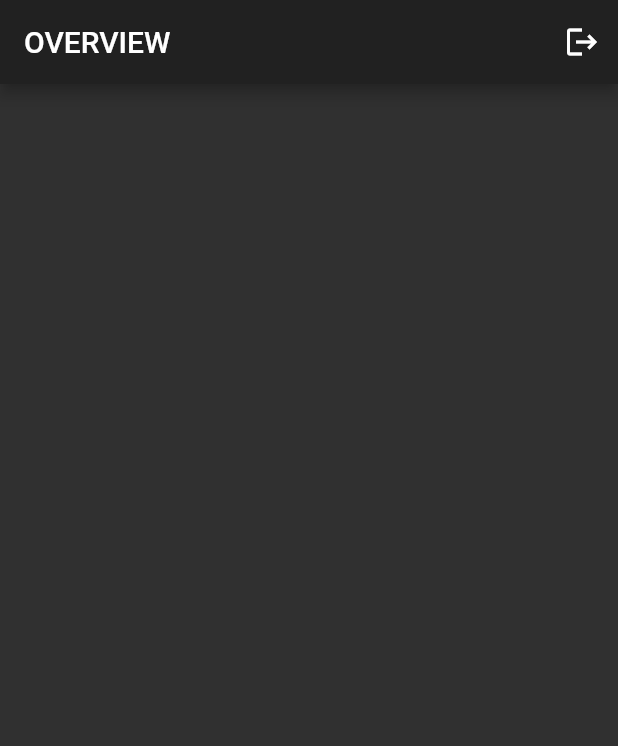
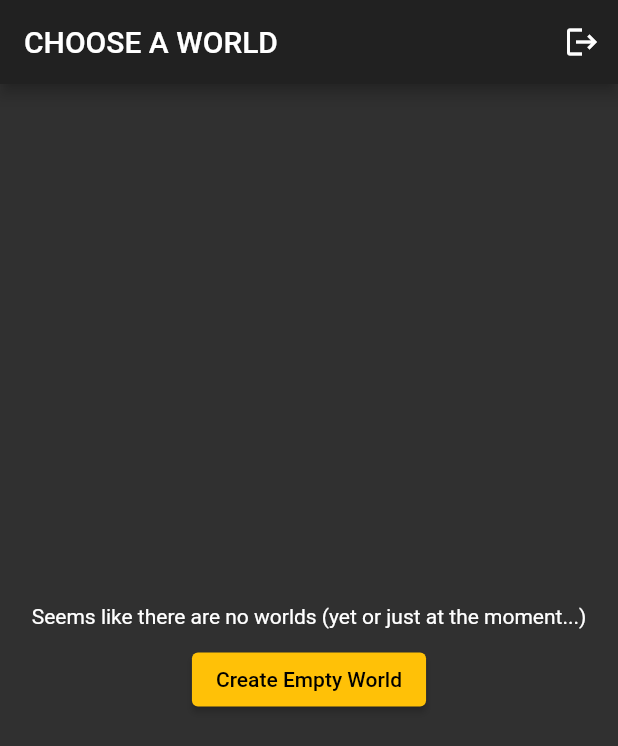
Before and after one commit to Xanta55/eatAllFungus_0.9, a Flutter app: the screen it shows once a user with an empty profile is signed in, on a phone screen of 412 x 824 dp. Shown: the top 746 px of the screen. Run offline on Flutter 3.47's test engine with Material 2 defaults, Android fonts, the phone set to English and light mode, and no system bars; our stand-ins replace cloud_firestore, firebase_auth, firebase_core, flutter_hooks, freezed_annotation, google_fonts and 1 more; accounts and stored records are empty; generated files the repository leaves out were written again; network calls fail.

Commit message:
Added Repos and Controllers for World

```diff
--- /dev/null
+++ b/eat_all_fungus/lib/controllers/worldListController.dart
@@ -0,0 +1,47 @@
+import 'package:eat_all_fungus/models/customException.dart';
+import 'package:eat_all_fungus/models/mapTile.dart';
+import 'package:eat_all_fungus/models/world.dart';
+import 'package:eat_all_fungus/services/worldRepository.dart';
+import 'package:hooks_riverpod/hooks_riverpod.dart';
+
+final worldListExceptionProvider = StateProvider<CustomException?>((_) => null);
+
+final worldListControllerProvider =
+    StateNotifierProvider<WorldListController, AsyncValue<List<World>>>((ref) {
+  return WorldListController(ref.read);
+});
+
+class WorldListController extends StateNotifier<AsyncValue<List<World>>> {
+  final Reader _read;
+
+  WorldListController(this._read) : super(AsyncValue.loading()) {
+    getWorlds();
+  }
+
+  Future<void> getWorlds({bool isRefreshing = false}) async {
+    if (isRefreshing) state = AsyncValue.loading();
+    try {
+      final worlds = await _read(worldRepository).getAvailableWorlds();
+      if (mounted) {
+        state = AsyncValue.data(worlds ?? []);
+      }
+    } on CustomException catch (error, stackTrace) {
+      state = AsyncValue.error(error, stackTrace);
+    }
+  }
+
+  Future<void> createEmptyWorld({required World world}) async {
+    try {
+      await _read(worldRepository).createEmptyWorld(
+          name: world.name,
+          description: world.description,
+          depth: world.depth,
+          isOpen: world.isOpen,
+          mapTiles: world.mapTiles ?? []);
+      getWorlds();
+      state.whenData((value) => state = AsyncValue.data(value));
+    } on CustomException catch (error, stackTrace) {
+      state = AsyncValue.error(error, stackTrace);
+    }
+  }
+}
--- a/eat_all_fungus/lib/models/mapTile.dart
+++ b/eat_all_fungus/lib/models/mapTile.dart
@@ -14,10 +14,8 @@ class MapTile with _$MapTile {
     required String description,
     required List<String> inventory,
     required bool isHidden,
-    required String world,
     required int xCoord,
     required int yCoord,
-    // The id will be generated in a certain way (we create our own - WORLD;xCoord;yCoord)
     String? id,
   }) = _MapTile;
 
--- /dev/null
+++ b/eat_all_fungus/lib/models/world.dart
@@ -0,0 +1,44 @@
+import 'package:cloud_firestore/cloud_firestore.dart';
+import 'package:eat_all_fungus/models/mapTile.dart';
+import 'package:freezed_annotation/freezed_annotation.dart';
+import 'package:flutter/foundation.dart';
+
+part 'world.freezed.dart';
+part 'world.g.dart';
+
+@freezed
+class World with _$World {
+  const World._();
+  const factory World({
+    required String name,
+    required String description,
+    required int currentPlayers,
+    required int depth,
+    required bool isOpen,
+    List<MapTile>? mapTiles,
+    String? id,
+  }) = _World;
+
+  factory World.fromJson(Map<String, dynamic> json) => _$WorldFromJson(json);
+
+  factory World.fromDocument(DocumentSnapshot<Map<String, dynamic>>? doc) {
+    final data = doc?.data();
+    if (data != null) {
+      return World.fromJson(data).copyWith(id: doc?.id).copyWith(mapTiles: []);
+      //.copyWith(mapTiles: data['mapTiles']);
+    } else {
+      return World(
+        name: '',
+        description: '',
+        currentPlayers: 0,
+        depth: 1,
+        mapTiles: [],
+        isOpen: false,
+      );
+    }
+  }
+
+  Map<String, dynamic> toDocumentNoID() =>
+      toJson()..remove('id')..remove('mapTiles');
+  Map<String, dynamic> toDocument() => toJson();
+}
--- /dev/null
+++ b/eat_all_fungus/lib/views/preGame/worldChooseScreen.dart
@@ -0,0 +1,151 @@
+import 'package:eat_all_fungus/constValues/constSizes.dart';
+import 'package:eat_all_fungus/controllers/worldListController.dart';
+import 'package:eat_all_fungus/models/customException.dart';
+import 'package:eat_all_fungus/models/mapTile.dart';
+import 'package:eat_all_fungus/models/world.dart';
+import 'package:eat_all_fungus/services/worldRepository.dart';
+import 'package:eat_all_fungus/views/loadings/loadingScreen.dart';
+import 'package:eat_all_fungus/views/loadings/loadingsWidget.dart';
+import 'package:eat_all_fungus/views/widgets/buttons/logoutButton.dart';
+import 'package:flutter/material.dart';
+import 'package:flutter_hooks/flutter_hooks.dart';
+import 'package:google_fonts/google_fonts.dart';
+import 'package:hooks_riverpod/hooks_riverpod.dart';
+
+class WorldChooseScreen extends HookWidget {
+  const WorldChooseScreen({Key? key}) : super(key: key);
+
+  @override
+  Widget build(BuildContext context) {
+    // getting/ setting up the provider
+    final worldListControllerState = useProvider(worldListControllerProvider);
+
+    // checking if provider is initialized
+    return Scaffold(
+      appBar: AppBar(
+        title: Text('CHOOSE A WORLD'),
+        actions: [buildLogoutButton(context)],
+      ),
+      body: ProviderListener(
+          provider: worldListExceptionProvider,
+          onChange: (BuildContext context,
+              StateController<CustomException?> customException) {
+            ScaffoldMessenger.of(context).showSnackBar(SnackBar(
+                backgroundColor: Colors.red[400],
+                content: Text(customException.state!.message!)));
+          },
+          child: worldListControllerState.data == null
+              ? LoadingWidget(loadingText: 'Loading Worlds')
+              : WorldList()),
+    );
+  }
+}
+
+class WorldList extends HookWidget {
+  const WorldList({Key? key}) : super(key: key);
+
+  @override
+  Widget build(BuildContext context) {
+    final worldListState = useProvider(worldListControllerProvider);
+    return worldListState.when(
+        data: (worlds) => worlds.isEmpty
+            ? Center(
+                child: Column(
+                  mainAxisAlignment: MainAxisAlignment.center,
+                  children: [
+                    Text(
+                        'Seems like there are no worlds (yet or just at the moment...)'),
+                    SizedBox(height: spacingSize),
+                    ElevatedButton(
+                        onPressed: () => context
+                            .read(worldListControllerProvider.notifier)
+                            .createEmptyWorld(
+                                world: World(
+                                    name: 'Tester',
+                                    description:
+                                        'A wholly golly World where nothing goes wrong',
+                                    depth: 1,
+                                    isOpen: true,
+                                    currentPlayers: 0,
+                                    mapTiles: [
+                                  MapTile(
+                                      description: 'Empty Tile',
+                                      inventory: ['plank', 'plank'],
+                                      isHidden: false,
+                                      xCoord: 0,
+                                      yCoord: 0)
+                                ])),
+                        child: const Text('Create Empty World'))
+                  ],
+                ),
+              )
+            : ListView.builder(
+                itemCount: worlds.length + 1,
+                itemBuilder: (BuildContext context, int index) {
+                  if (index == worlds.length) {
+                    return Padding(
+                      padding: const EdgeInsets.all(8.0),
+                      child: ElevatedButton(
+                          onPressed: () => context
+                              .read(worldListControllerProvider.notifier)
+                              .createEmptyWorld(
+                                  world: World(
+                                      name: 'Tester',
+                                      description:
+                                          'A wholly golly World where nothing goes wrong',
+                                      depth: 1,
+                                      isOpen: true,
+                                      currentPlayers: 0,
+                                      mapTiles: [
+                                    MapTile(
+                                        description: 'Empty Tile',
+                                        inventory: ['plank', 'plank'],
+                                        isHidden: false,
+                                        xCoord: 0,
+                                        yCoord: 0)
+                                  ])),
+                          child: const Text('Create Empty World')),
+                    );
+                  }
+                  final world = worlds[index];
+                  return Padding(
+                    padding: const EdgeInsets.all(8.0),
+                    child: Card(
+                      child: ListTile(
+                        key: ValueKey(world.id),
+                        title: Text(world.name),
+                        subtitle: Text(world.description),
+                      ),
+                    ),
+                  );
+                }),
+        loading: () => LoadingScreen(loadingText: 'loading Worlds'),
+        error: (error, _) => WorldListError(
+            message: error is CustomException
+                ? error.message!
+                : 'Something went wrong!'));
+  }
+}
+
+class WorldListError extends StatelessWidget {
+  final String message;
+  const WorldListError({Key? key, required this.message}) : super(key: key);
+
+  @override
+  Widget build(BuildContext context) {
+    return Center(
+      child: Column(
+        mainAxisAlignment: MainAxisAlignment.center,
+        children: [
+          Text(message, style: const TextStyle(fontSize: 20.0)),
+          SizedBox(height: spacingSize),
+          ElevatedButton(
+              onPressed: () => context
+                  .read(worldListControllerProvider.notifier)
+                  .getWorlds(isRefreshing: true),
+              child: const Text('Retry'))
+        ],
+      ),
+    );
+  }
+}
--- a/eat_all_fungus/lib/views/various/eatAllFungus.dart
+++ b/eat_all_fungus/lib/views/various/eatAllFungus.dart
@@ -3,7 +3,8 @@ import 'package:eat_all_fungus/controllers/profileController.dart';
 import 'package:eat_all_fungus/models/customException.dart';
 import 'package:eat_all_fungus/views/auth/loginScreen.dart';
 import 'package:eat_all_fungus/views/overview/overviewScreen.dart';
-import 'package:eat_all_fungus/views/various/loadingScreen.dart';
+import 'package:eat_all_fungus/views/preGame/worldChooseScreen.dart';
+import 'package:eat_all_fungus/views/loadings/loadingScreen.dart';
 import 'package:flutter_hooks/flutter_hooks.dart';
 import 'package:hooks_riverpod/hooks_riverpod.dart';
 import 'package:flutter/material.dart';
@@ -42,7 +43,7 @@ class SplashScreen extends HookWidget {
           },
           child: profileControllerState.data == null
               ? LoadingScreen(loadingText: 'Loading Profile')
-              : OverviewScreen());
+              : WorldChooseScreen());
       // for now we just return a loading screen instead of splash
 
     } else {
```
Also changed, not shown: eat_all_fungus/lib/controllers/worldController.dart (added, +58 -0 lines), eat_all_fungus/lib/services/worldRepository.dart (added, +173 -0 lines), eat_all_fungus/lib/views/loadings/loadingScreen.dart (added, +24 -0 lines), eat_all_fungus/lib/views/loadings/loadingsWidget.dart (renamed from eat_all_fungus/lib/views/various/loadingScreen.dart, +8 -14 lines).
